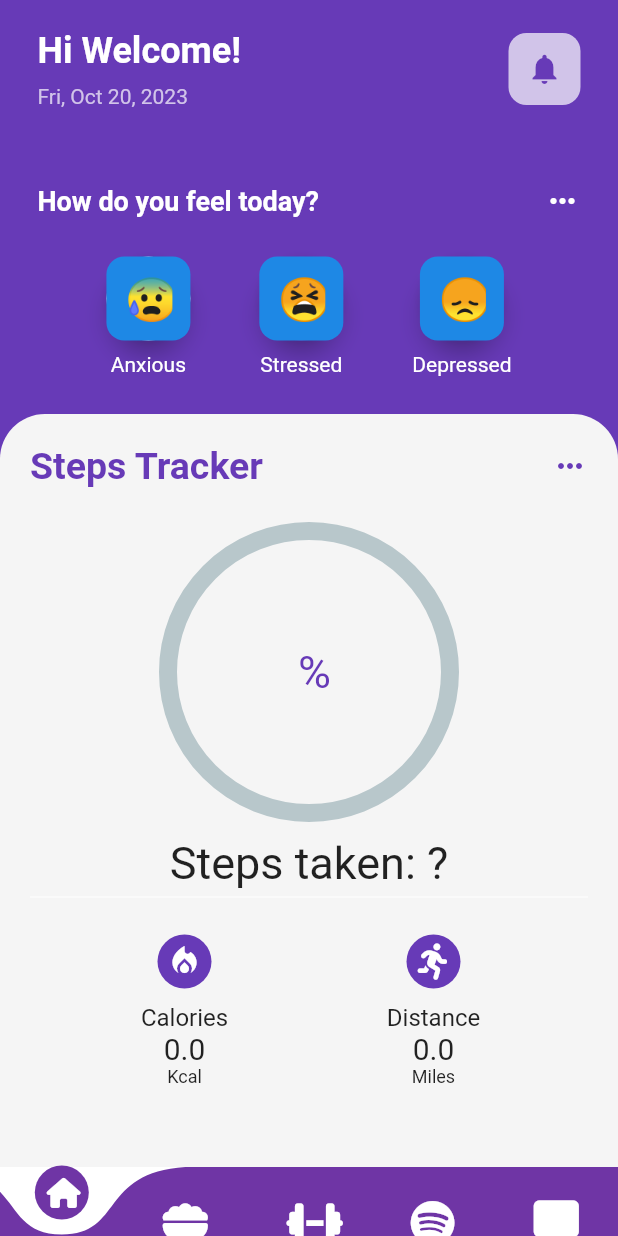
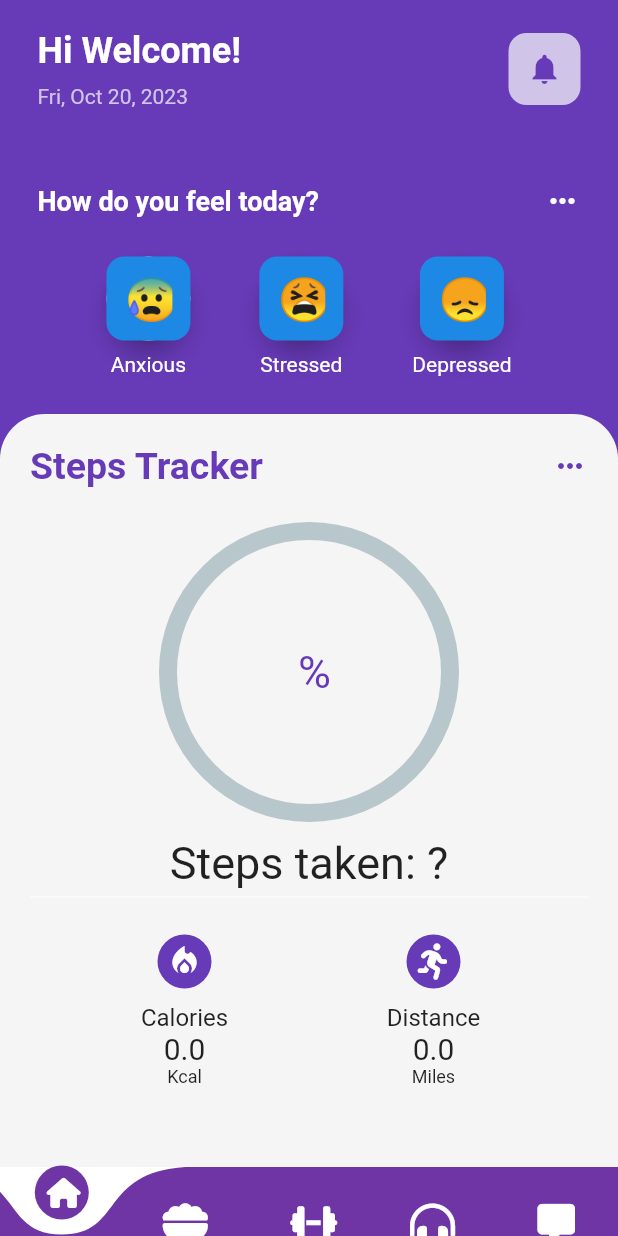
Before and after one commit to Piyushhpatel/Mindswell, a Flutter app: the DashBoard screen opened directly, on a phone screen of 412 x 824 dp. Run offline on Flutter 3.47's test engine with Material 2 defaults, Android fonts, the phone set to English and light mode, and no system bars; drawn by our look-alikes of curved_navigation_bar, percent_indicator; our stand-ins replace carousel_slider, flutter_svg, font_awesome_flutter, google_fonts, hexcolor, pedometer and 2 more; missing offline and left inert: dialog_flowtter, shared_preferences_web; accounts and stored records are empty.

Commit message:
Fixed diet screen

```diff
--- a/lib/home/dashboard.dart
+++ b/lib/home/dashboard.dart
@@ -88,11 +88,11 @@ class _DashBoardState extends State<DashBoard> {
           Icon(FontAwesomeIcons.bowlFood,
               size: Dimensions.height30, color: Colors.white),
           Icon(FontAwesomeIcons.dumbbell,
-              size: Dimensions.height30, color: Colors.white),
-          Icon(FontAwesomeIcons.spotify,
+              size: Dimensions.height25, color: Colors.white),
+          Icon(FontAwesomeIcons.headphonesSimple,
               size: Dimensions.height30, color: Colors.white),
           Icon(FontAwesomeIcons.solidMessage,
-              size: Dimensions.height30, color: Colors.white),
+              size: Dimensions.height25, color: Colors.white),
         ],
         color: MyColor.kPrimaryColor,
         buttonBackgroundColor: MyColor.kPrimaryColor,
--- a/lib/home/diet/diet.dart
+++ b/lib/home/diet/diet.dart
@@ -9,7 +9,6 @@ class _DietState extends State<Diet> {
   @override
   Widget build(BuildContext context) {
     return MaterialApp(
-      debugShowCheckedModeBanner: false,
       home: Scaffold(
         appBar: AppBar(
           title: Text('Diet Plan'),
--- a/lib/home/screens/third.dart
+++ b/lib/home/screens/third.dart
@@ -40,7 +40,7 @@ class _ExerciseState extends State<Exercise> {
     return Scaffold(
       appBar: AppBar(
         backgroundColor: Colors.deepPurple,
-        title: Text('Exercises'),
+        title: Center(child: Text('Exercises')),
         automaticallyImplyLeading: false,
       ),
       body: ListView(
```
Also changed, not shown: lib/home/chat/chat.dart (+5 -3 lines), lib/home/screens/second.dart (+12 -12 lines).
